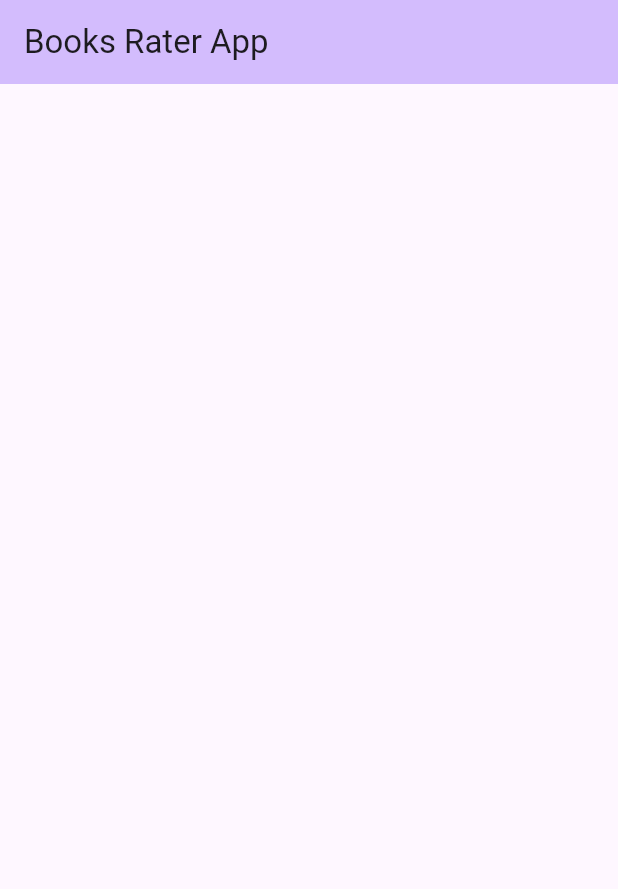
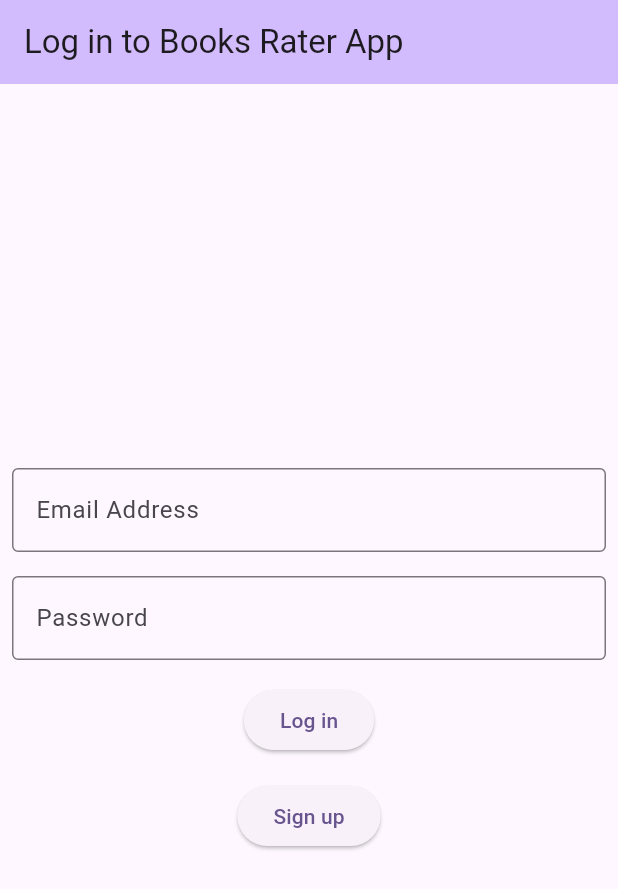
Before and after one commit to Haruki1090/Books-Rater, a Flutter app: the screen it shows after launch, on a phone screen of 412 x 824 dp. Shown: the top 889 px of the screen. Run offline on Flutter 3.47's test engine with Material 3 defaults, Android fonts, the phone set to English and light mode, and no system bars; our stand-ins replace firebase_core, flutter_riverpod; accounts and stored records are empty; generated files the repository leaves out were written again.

Commit message:
ログイン画面 UI

```diff
--- /dev/null
+++ b/lib/log_in_page.dart
@@ -0,0 +1,76 @@
+import 'package:books_rater/sign_up_page.dart';
+import 'package:flutter/material.dart';
+import 'package:flutter_riverpod/flutter_riverpod.dart';
+
+class LogInPage extends ConsumerStatefulWidget {
+  ConsumerState<LogInPage> createState() => _LogInPageState();
+}
+
+class _LogInPageState extends ConsumerState<LogInPage> {
+  final _usernameController = TextEditingController(); // username
+  final _emailController = TextEditingController(); // emailAddress
+  final _passwordController = TextEditingController(); // password
+  final _confirmPasswordController = TextEditingController(); // confirm password
+
+
+  @override
+  Widget build(BuildContext context) {
+    return Scaffold(
+      appBar: AppBar(
+        backgroundColor: Theme.of(context).colorScheme.inversePrimary,
+        title: const Text('Log in to Books Rater App'),
+      ),
+      body: Center(
+        child: Column(
+          /// Log in Form
+          mainAxisAlignment: MainAxisAlignment.center,
+          children: <Widget>[
+            // mailAdress
+            Padding(
+              padding: const EdgeInsets.all(8.0),
+              child: TextField(
+                controller: _emailController,
+                decoration: const InputDecoration(
+                  labelText: 'Email Address',
+                  border: OutlineInputBorder(),
+                ),
+              ),
+            ),
+            // password
+            Padding(
+              padding: const EdgeInsets.all(8.0),
+              child: TextField(
+                controller: _passwordController,
+                decoration: const InputDecoration(
+                  labelText: 'Password',
+                  border: OutlineInputBorder(),
+                ),
+              ),
+            ),
+            // Log in button
+            Padding(
+              padding: const EdgeInsets.all(8.0),
+              child: ElevatedButton(
+                onPressed: () {},
+                child: const Text('Log in'),
+              ),
+            ),
+            //Sign up button
+            Padding(
+              padding: const EdgeInsets.all(8.0),
+              child: ElevatedButton(
+                onPressed: () {
+                  Navigator.push(
+                    context,
+                    MaterialPageRoute(builder: (context) => SignUpPage()),
+                  );
+                },
+                child: const Text('Sign up'),
+              ),
+            ),
+          ],
+        ),
+      ),
+    );
+  }
+}
--- a/lib/main.dart
+++ b/lib/main.dart
@@ -1,5 +1,7 @@
+import 'package:books_rater/log_in_page.dart';
 import 'package:flutter/material.dart';
 import 'package:firebase_core/firebase_core.dart';
+import 'package:flutter_riverpod/flutter_riverpod.dart';
 import 'firebase_options.dart';
 
 Future<void> main() async{
@@ -7,7 +9,9 @@ Future<void> main() async{
   await Firebase.initializeApp(
     options: DefaultFirebaseOptions.currentPlatform,
   );
-  runApp(const MyApp());
+  runApp(
+      ProviderScope(child: MyApp())
+  );
 }
 
 class MyApp extends StatelessWidget {
@@ -21,24 +25,7 @@ class MyApp extends StatelessWidget {
         colorScheme: ColorScheme.fromSeed(seedColor: Colors.deepPurple),
         useMaterial3: true,
       ),
-      home: const MyHomePage(title: 'Books Rater App'),
+      home: LogInPage(),
     );
   }
 }
-
-class MyHomePage extends StatelessWidget {
-  const MyHomePage({super.key, required this.title});
-
-  final String title;
-
-  @override
-  Widget build(BuildContext context) {
-    return Scaffold(
-      appBar: AppBar(
-        backgroundColor: Theme.of(context).colorScheme.inversePrimary,
-        title: Text(title),
-      ),
-      body: Center(),
-    );
-  }
-}
--- a/pubspec.yaml
+++ b/pubspec.yaml
@@ -15,6 +15,9 @@ dependencies:
   firebase_auth:
   cloud_firestore:
   firebase_core:
+  flutter_riverpod:
+  riverpod_annotation:
+
 
 
 dev_dependencies:
@@ -23,6 +26,8 @@ dev_dependencies:
 
 
   flutter_lints: ^2.0.0
+  build_runner:
+  riverpod_generator:
 
 flutter:
 
```
Also changed, not shown: lib/sign_up_page.dart (added, +96 -0 lines), lib/service.dart (added), pubspec.lock.
